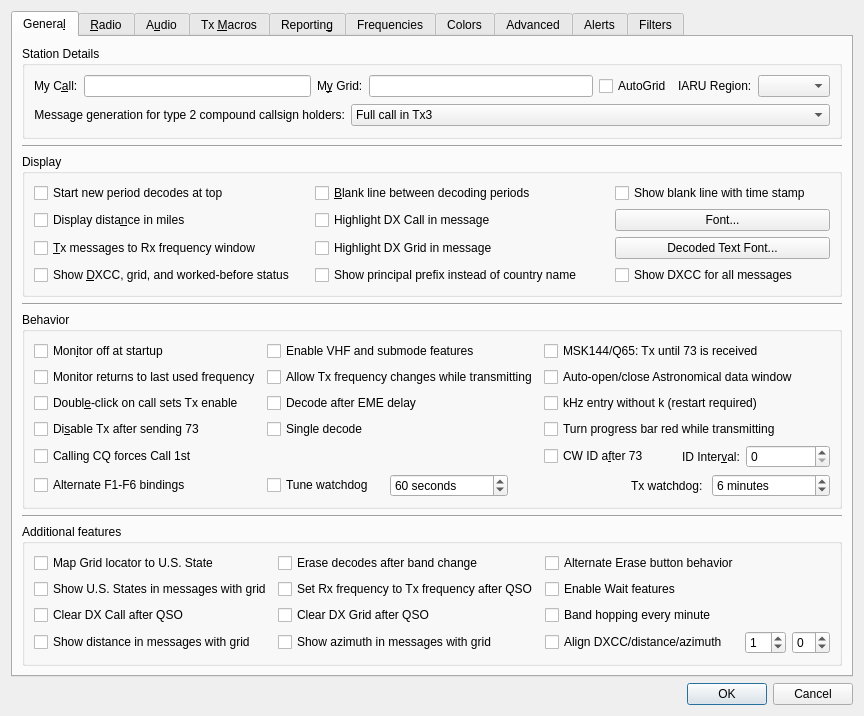
Above: wsjtx/Configuration.ui from RiskAndReward1337/wsjtx-omega before the change. Below: the same form after it.
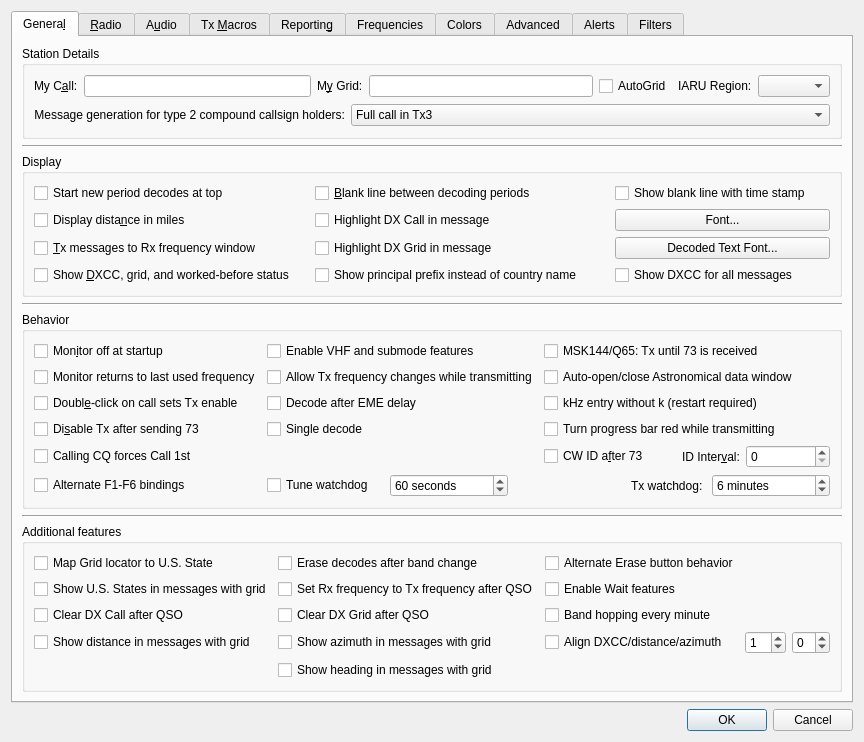
That is the form after the change. Custom widgets are drawn as their Qt base class.

Commit message: Add decode heading display option

The edit to the form file:
```diff
--- a/wsjtx/Configuration.ui
+++ b/wsjtx/Configuration.ui
@@ -675,6 +675,16 @@
             </property>
            </widget>
           </item>
+          <item row="5" column="1">
+           <widget class="QCheckBox" name="cb_showHeading">
+            <property name="toolTip">
+             <string>&lt;html&gt;&lt;head/&gt;&lt;body&gt;&lt;p&gt;If a station sends a valid Maidenhead locator, calculate and show the compass heading in Band Activity pane.&lt;/p&gt;&lt;/body&gt;&lt;/html&gt;</string>
+            </property>
+            <property name="text">
+             <string>Show heading in messages with grid</string>
+            </property>
+           </widget>
+          </item>
           <item row="4" column="4">
            <widget class="QSpinBox" name="align_spin_box2">
             <property name="toolTip">
```
The commit also changes 5 other files.
